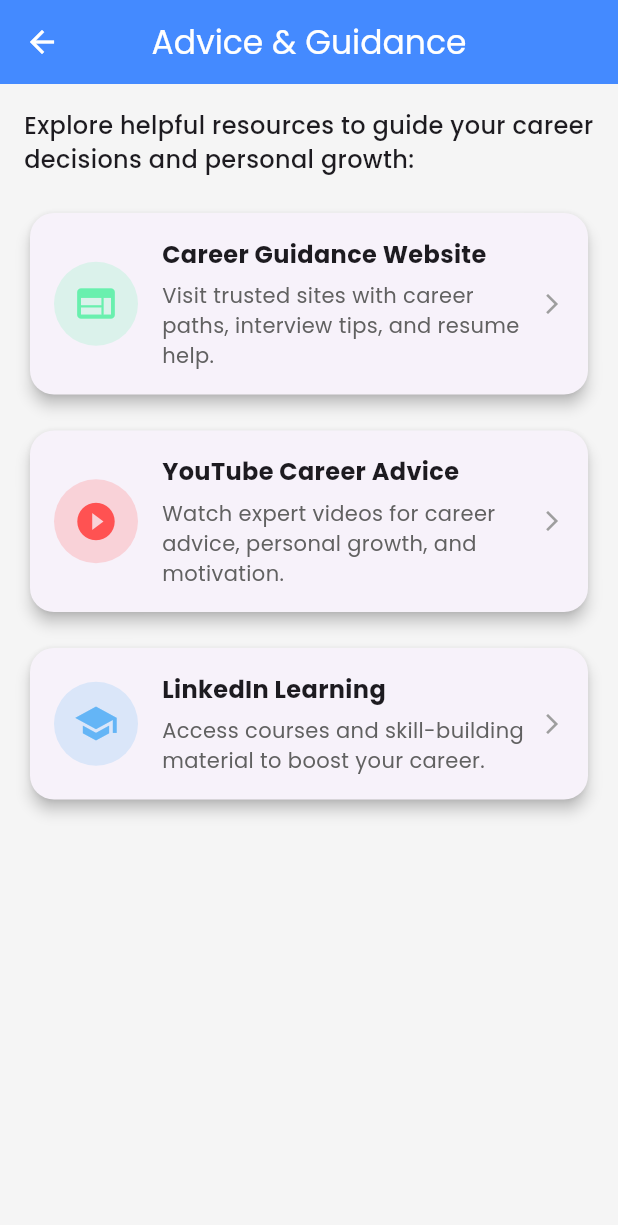
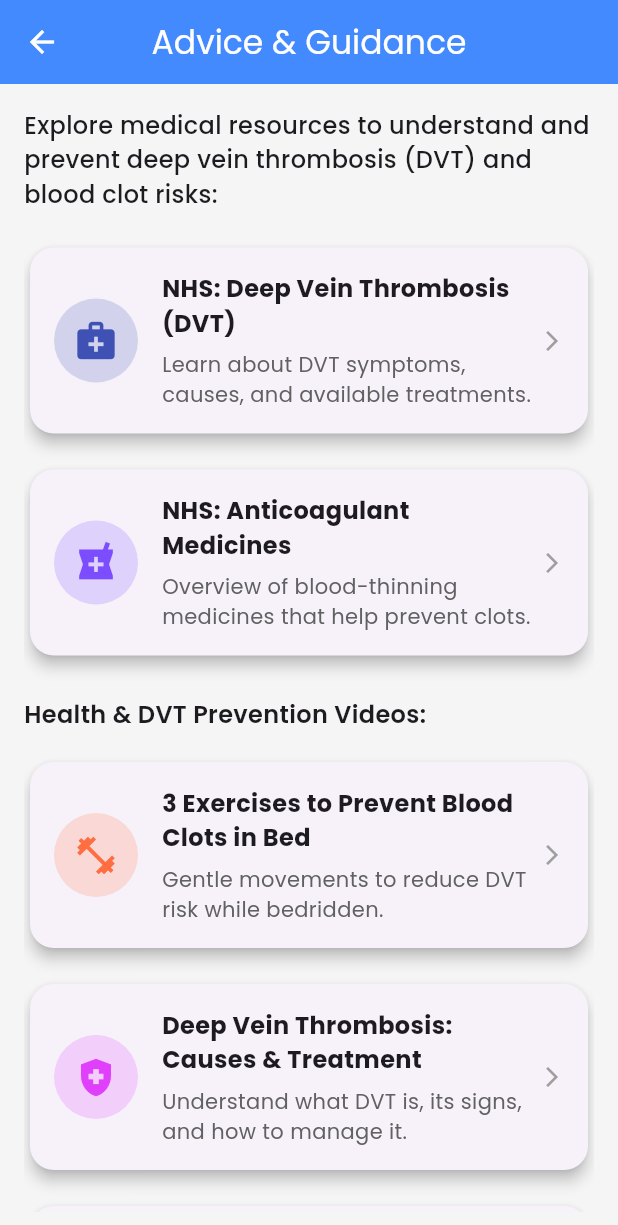
Before and after one commit to riyasklb/Alaram_Clock, a Flutter app: the HomeScreen screen opened directly, scrolled down 210 dp, after a tap on "Advice & Guidance", on a phone screen of 412 x 824 dp. Shown: the top 1225 px of the screen. Run offline on Flutter 3.47's test engine with Material 3 defaults, Android fonts, the phone set to English and light mode, and no system bars; our stand-ins replace animate_do, delightful_toast, fl_chart, flutter_local_notifications, flutter_screenutil, get and 8 more; accounts and stored records are empty.

```diff
--- a/lib/main.dart
+++ b/lib/main.dart
@@ -1,4 +1,5 @@
 import 'package:alaram/tools/constans/color.dart';
+import 'package:alaram/tools/controllers/goal_notification_controller.dart';
 import 'package:alaram/tools/model/activity_log.dart';
 import 'package:alaram/tools/model/clinical_visit_model.dart';
 import 'package:alaram/tools/model/daily_activity_model.dart';
@@ -8,6 +9,8 @@ import 'package:alaram/tools/model/profile_model.dart';
 import 'package:alaram/views/splash/splash_screen.dart';
 import 'package:flutter/material.dart';
 import 'package:flutter_local_notifications/flutter_local_notifications.dart';
+import 'package:get/get.dart';
+import 'package:get/get_core/src/get_main.dart';
 import 'package:get/get_navigation/src/root/get_material_app.dart';
 import 'package:flutter_screenutil/flutter_screenutil.dart';
 import 'package:google_fonts/google_fonts.dart';
@@ -19,6 +22,7 @@ import 'package:timezone/timezone.dart' as tz;
 FlutterLocalNotificationsPlugin flutterLocalNotificationsPlugin =
     FlutterLocalNotificationsPlugin();
 void main() async {
+   Get.put(NotificationController());
   // Ensure the Flutter bindings are initialized before running any app code
   WidgetsFlutterBinding.ensureInitialized();
 
--- /dev/null
+++ b/lib/tools/cutomwidget/cutom_home_button.dart
@@ -0,0 +1,36 @@
+import 'package:alaram/views/home/home_screen.dart';
+import 'package:flutter/material.dart';
+import 'package:flutter_screenutil/flutter_screenutil.dart';
+import 'package:get/get.dart';
+import 'package:get/get_core/src/get_main.dart';
+import 'package:google_fonts/google_fonts.dart';
+
+class CustomHomeButton extends StatelessWidget {
+  const CustomHomeButton({super.key});
+
+  @override
+  Widget build(BuildContext context) {
+
+    return ElevatedButton(
+      onPressed: () {
+        Get.offAll(
+            () => HomeScreen()); // Replace with your actual HomeScreen widget
+      },
+      style: ElevatedButton.styleFrom(
+        padding: EdgeInsets.symmetric(horizontal: 40.w, vertical: 15.h),
+        backgroundColor: Colors.blueAccent,
+        shape: RoundedRectangleBorder(
+          borderRadius: BorderRadius.circular(16.r),
+        ),
+      ),
+      child: Text(
+        'Home',
+        style: GoogleFonts.poppins(
+          fontSize: 18.sp,
+          fontWeight: FontWeight.bold,
+          color: Colors.white,
+        ),
+      ),
+    );
+  }
+  }
--- a/lib/views/careers_and_advice/careers_and_advice.dart
+++ b/lib/views/careers_and_advice/careers_and_advice.dart
@@ -1,3 +1,4 @@
+import 'package:alaram/tools/cutomwidget/cutom_home_button.dart';
 import 'package:flutter/material.dart';
 import 'package:url_launcher/url_launcher.dart';
 
@@ -9,7 +10,6 @@ Future<void> _launchURL(String url) async {
     final uri = Uri.parse(url);
     try {
       if (await canLaunchUrl(uri)) {
-      // Try with platform default (best compatibility)
         await launchUrl(uri, mode: LaunchMode.platformDefault);
         print('✅ URL launched: $url');
       } else {
@@ -20,8 +20,6 @@ Future<void> _launchURL(String url) async {
       print('🚫 Error launching URL: $e');
     }
   }
-
-
 
   @override
   Widget build(BuildContext context) {
@@ -36,41 +34,71 @@ Future<void> _launchURL(String url) async {
       body: Container(
         color: Colors.grey[100],
         padding: const EdgeInsets.all(16),
-        child: Column(
-          crossAxisAlignment: CrossAxisAlignment.start,
+        child: ListView(
           children: [
             const Text(
-              'Explore helpful resources to guide your career decisions and personal growth:',
+              'Explore medical resources to understand and prevent deep vein thrombosis (DVT) and blood clot risks:',
               style: TextStyle(fontSize: 16, fontWeight: FontWeight.w500),
             ),
             const SizedBox(height: 20),
+
+            // NHS Links
             _buildResourceCard(
               context,
-              title: 'Career Guidance Website',
-              description: 'Visit trusted sites with career paths, interview tips, and resume help.',
-              icon: Icons.web,
-              color: Colors.greenAccent,
-              url: 'https://www.careerguide.com/',
+              title: 'NHS: Deep Vein Thrombosis (DVT)',
+              description:
+                  'Learn about DVT symptoms, causes, and available treatments.',
+              icon: Icons.medical_services,
+              color: Colors.indigo,
+              url: 'https://www.nhs.uk/conditions/deep-vein-thrombosis-dvt/',
             ),
             const SizedBox(height: 16),
             _buildResourceCard(
               context,
-              title: 'YouTube Career Advice',
-              description: 'Watch expert videos for career advice, personal growth, and motivation.',
-              icon: Icons.play_circle_fill,
-              color: Colors.redAccent,
-              url: 'https://www.youtube.com/',
+              title: 'NHS: Anticoagulant Medicines',
+              description:
+                  'Overview of blood-thinning medicines that help prevent clots.',
+              icon: Icons.local_pharmacy,
+              color: Colors.deepPurpleAccent,
+              url: 'https://www.nhs.uk/medicines/anticoagulants/',
+            ),
+
+            const SizedBox(height: 24),
+            const Text(
+              'Health & DVT Prevention Videos:',
+              style: TextStyle(fontSize: 16, fontWeight: FontWeight.w600),
             ),
             const SizedBox(height: 16),
+
             _buildResourceCard(
               context,
-              title: 'LinkedIn Learning',
-              description: 'Access courses and skill-building material to boost your career.',
-              icon: Icons.school,
-              color: Colors.blue[300],
-              url: 'https://www.linkedin.com/learning/',
+              title: '3 Exercises to Prevent Blood Clots in Bed',
+              description: 'Gentle movements to reduce DVT risk while bedridden.',
+              icon: Icons.fitness_center,
+              color: Colors.deepOrangeAccent,
+              url: 'https://www.youtube.com/watch?v=EYPs4NLREno',
             ),
-          ],
+            const SizedBox(height: 16),
+
+            _buildResourceCard(
+              context,
+              title: 'Deep Vein Thrombosis: Causes & Treatment',
+              description: 'Understand what DVT is, its signs, and how to manage it.',
+              icon: Icons.health_and_safety,
+              color: Colors.purpleAccent,
+              url: 'https://www.youtube.com/watch?v=iQjTCIcusCs&t=201s',
+            ),
+            const SizedBox(height: 16),
+
+            _buildResourceCard(
+              context,
+              title: 'DVT Prevention Exercises by Doctor Jo',
+              description: 'Practical leg exercises to improve circulation and prevent clots.',
+              icon: Icons.sports_gymnastics,
+              color: Colors.teal,
+              url: 'https://www.youtube.com/watch?v=x32kRLlxaBI',
+            ),const SizedBox(height: 16),
+                CustomHomeButton(),  ],
         ),
       ),
     );
--- a/lib/views/clinic_visit/list_clinic_vist.dart
+++ b/lib/views/clinic_visit/list_clinic_vist.dart
@@ -1,4 +1,5 @@
 
+import 'package:alaram/tools/cutomwidget/cutom_home_button.dart';
 import 'package:alaram/tools/model/clinical_visit_model.dart';
 import 'package:flutter/material.dart';
 import 'package:google_fonts/google_fonts.dart';
@@ -45,7 +46,10 @@ class _ClinicalVisitListScreenState extends State<ClinicalVisitListScreen> {
 
   @override
   Widget build(BuildContext context) {
-    return Scaffold(
+    return Scaffold(bottomNavigationBar: Padding(
+      padding: const EdgeInsets.all(8.0),
+      child: CustomHomeButton(),
+    ),
       backgroundColor: const Color(0xffF2F5FA),
       appBar: AppBar(
         title: Text(
--- a/lib/views/home/home_screen.dart
+++ b/lib/views/home/home_screen.dart
@@ -1,4 +1,7 @@
+import 'dart:io';
+
 import 'package:alaram/tools/constans/color.dart';
+import 'package:alaram/tools/controllers/goal_notification_controller.dart';
 import 'package:alaram/tools/model/profile_model.dart';
 import 'package:alaram/views/careers_and_advice/careers_and_advice.dart';
 import 'package:alaram/views/clinic_visit/clinic_visit_screen.dart';
@@ -48,8 +51,9 @@ class HomeScreen extends StatelessWidget {
       Container(
   height: 240.h,
   width: double.infinity,
+  padding: EdgeInsets.symmetric(horizontal: 20.w, vertical: 40.h),
   decoration: BoxDecoration(
-          gradient: LinearGradient(
+    gradient: const LinearGradient(
       colors: [Color(0xFF3F51B5), Color(0xFF1E88E5)],
       begin: Alignment.topLeft,
       end: Alignment.bottomRight,
@@ -58,64 +62,95 @@ class HomeScreen extends StatelessWidget {
       BoxShadow(
         color: Colors.blue.shade200,
         blurRadius: 15,
-              offset: Offset(0, 5),
+        offset: const Offset(0, 5),
       ),
     ],
+    borderRadius: BorderRadius.circular(20.r),
   ),
-        padding: EdgeInsets.symmetric(horizontal: 20.w, vertical: 40.h),
   child: GestureDetector(
-             onTap: () {
-          Get.to(ProfileScreen());
-        },
-          child: Row(
+    onTap: () => Get.to(() => ProfileScreen()),
+    child: FutureBuilder(
+      future: _openBoxes(),
+      builder: (context, snapshot) {
+        if (snapshot.connectionState == ConnectionState.waiting) {
+          return const Center(
+            child: CircularProgressIndicator(color: Colors.white),
+          );
+        }
+
+        if (snapshot.hasError) {
+          return Center(
+            child: Text(
+              'Failed to load profile',
+              style: GoogleFonts.montserrat(
+                color: Colors.white,
+                fontSize: 16.sp,
+              ),
+            ),
+          );
+        }
+
+        final profileBox = Hive.box<ProfileModel>('profileBox');
+        final profile = profileBox.get('userProfile');
+
+        final username = profile?.username?.trim().isNotEmpty == true
+            ? profile!.username!
+            : 'there';
+
+        final hasProfileImage = profile?.imagePath != null &&
+            File(profile!.imagePath!).existsSync();
+
+        return Row(
+          crossAxisAlignment: CrossAxisAlignment.center,
           mainAxisAlignment: MainAxisAlignment.spaceBetween,
           children: [
-              Column(
+            Expanded(
+              child: Column(
                 crossAxisAlignment: CrossAxisAlignment.start,
                 mainAxisAlignment: MainAxisAlignment.center,
                 children: [
-                  SizedBox(height: 20.h),
-                  FutureBuilder(
-                      future: _openBoxes(),
-                      builder: (context, snapshot) {
-                        if (snapshot.connectionState == ConnectionState.waiting) {
-                          return Center(child: CircularProgressIndicator());
-                        }
-                        if (snapshot.hasError) {
-                          return Center(child: Text('Failed to open Hive boxes.'));
-                        }
-
-                        final profileBox = Hive.box<ProfileModel>('profileBox');
-
-                     return Text(
-  'Welcome back,\n${profileBox.get('userProfile')?.username ?? 'there'}!',
+                  Text(
+                    'Welcome back,',
+                    style: GoogleFonts.montserrat(
+                      color: Colors.white,
+                      fontSize: 22.sp,
+                      fontWeight: FontWeight.w500,
+                    ),
+                  ),
+                  Text(
+                    '$username!',
                     style: GoogleFonts.montserrat(
                       color: Colors.white,
                       fontSize: 28.sp,
                       fontWeight: FontWeight.bold,
                     ),
-);
-
-                      }),
-                  SizedBox(height: 10.h),
+                  ),
+                  SizedBox(height: 8.h),
                   Text(
-                    'Here is your daily overview!',
+                    'Here is your daily overview.',
                     style: GoogleFonts.montserrat(
                       color: Colors.white70,
-                      fontSize: 16.sp,
+                      fontSize: 15.sp,
                     ),
                   ),
                 ],
               ),
-              Image.asset(
-                'assets/logo/doctor.png',
-                height: 120.h,
-                width: 120.w,
+            ),
+            CircleAvatar(
+              radius: 45.r,
+              backgroundColor: Colors.white,
+              backgroundImage: hasProfileImage
+                  ? FileImage(File(profile!.imagePath!))
+                  : const AssetImage('assets/images/default_avatar.png')
+                      as ImageProvider,
             ),
           ],
+        );
+      },
     ),
   ),
 ),
+
 
       // Calendar Icon Positioned at top right
       Positioned(
```
Also changed, not shown: lib/tools/controllers/goal_notification_controller.dart (+121 -96 lines), lib/views/auth/set_goals_with_remider_screen.dart (+12 -6 lines), lib/views/profile/profile_screen.dart (+133 -54 lines). Lines whose indentation alone changed are shown as unchanged.
